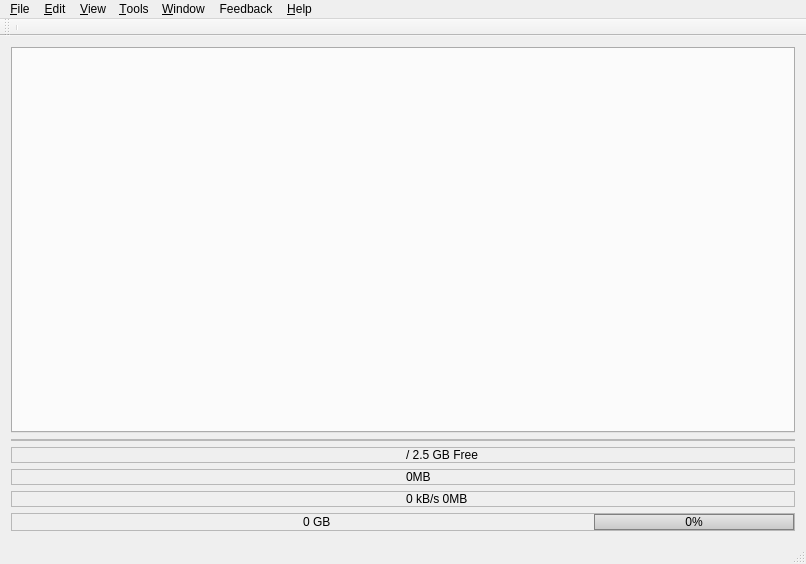
Above: app/gui/mainwindow.ui from ensisoft/newsflash-plus before the change. Below: the same form after it.
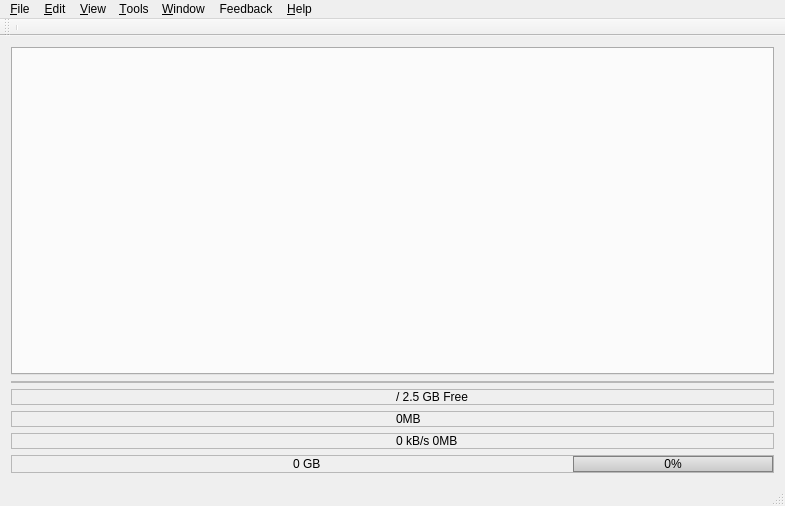
That is the form after the change. Icons and pictures are not drawn. Custom widgets are drawn as their Qt base class.

Patch:
```diff
--- a/app/gui/mainwindow.ui
+++ b/app/gui/mainwindow.ui
@@ -6,8 +6,8 @@
    <rect>
     <x>0</x>
     <y>0</y>
-    <width>806</width>
-    <height>564</height>
+    <width>785</width>
+    <height>506</height>
    </rect>
   </property>
   <property name="windowTitle">
@@ -359,8 +359,8 @@
     <rect>
      <x>0</x>
      <y>0</y>
-     <width>806</width>
-     <height>23</height>
+     <width>785</width>
+     <height>22</height>
     </rect>
    </property>
    <widget class="QMenu" name="menuFile">
```
